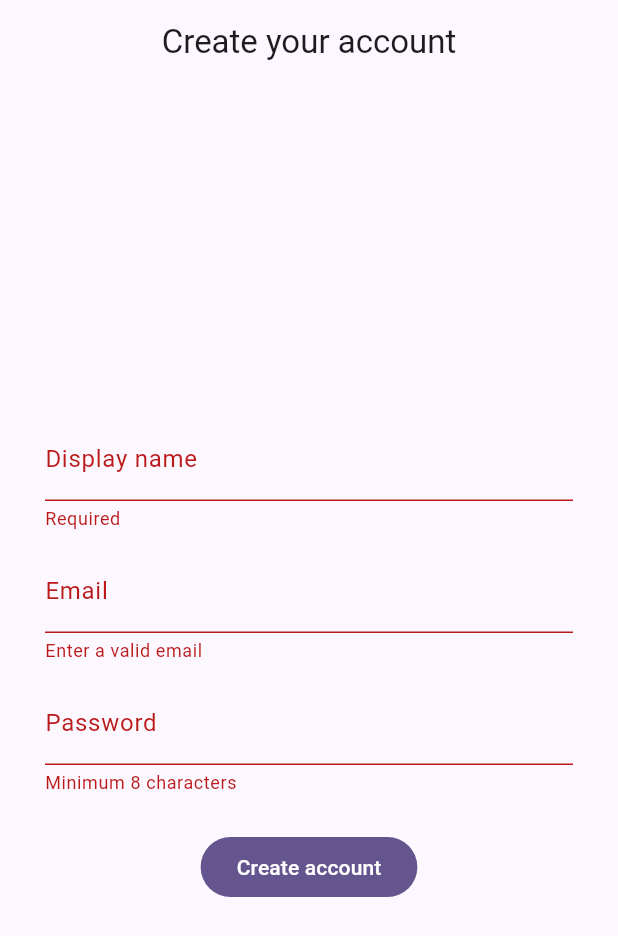
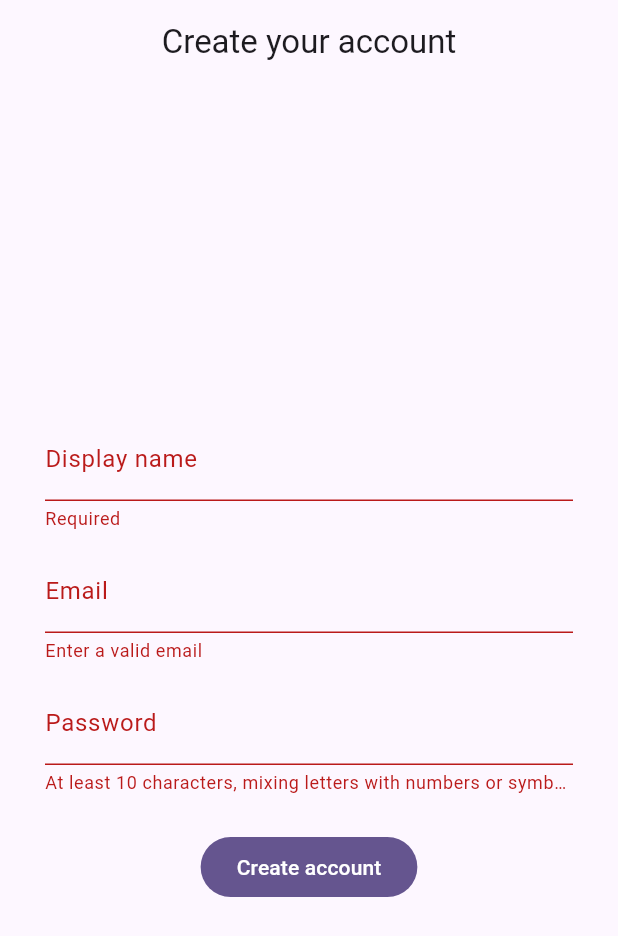
Before and after one commit to Dixen-Naxos/fitfolio, a Flutter app: the RegisterScreen screen opened by its route, after a tap on "Create account", on a phone screen of 412 x 824 dp. Shown: the top 936 px of the screen. Run offline on Flutter 3.47's test engine with Material 3 defaults, Android fonts, the phone set to English and light mode, and no system bars; our stand-ins replace dio, equatable, flutter_bloc, flutter_secure_storage, go_router, image_picker; accounts and stored records are empty; network calls fail.

Commit message:
feat(app): mirror server password policy on registration
Update the Flutter registration form to validate against the same policy the
API now enforces (min 10 chars, at least two character classes) instead of the
old min-8 rule, with a localized message (en/fr). The API stays authoritative
for the blocklist and identity checks.

Also parse FastAPI 422 validation bodies (detail is a list of {msg,...}) in
toApiException so those server-side policy rejections surface as a clean,
readable message instead of a stringified list.

```diff
--- a/app/lib/features/auth/presentation/register_screen.dart
+++ b/app/lib/features/auth/presentation/register_screen.dart
@@ -34,6 +34,25 @@ class _RegisterScreenState extends State<RegisterScreen> {
             displayName: _displayNameController.text.trim(),
           );
     }
+  }
+
+  // Mirrors the server-side password policy (api/app/core/passwords.py) so users get
+  // immediate feedback. The API remains authoritative (blocklist, identity checks).
+  String? _validatePassword(String? value, AppLocalizations l10n) {
+    final password = value ?? '';
+    if (password.length < 10) {
+      return l10n.passwordPolicyError;
+    }
+    final classes = [
+      RegExp(r'[a-z]'),
+      RegExp(r'[A-Z]'),
+      RegExp(r'[0-9]'),
+      RegExp(r'[^A-Za-z0-9]'),
+    ].where((pattern) => pattern.hasMatch(password)).length;
+    if (classes < 2) {
+      return l10n.passwordPolicyError;
+    }
+    return null;
   }
 
   @override
@@ -75,8 +94,7 @@ class _RegisterScreenState extends State<RegisterScreen> {
                       controller: _passwordController,
                       obscureText: true,
                       decoration: InputDecoration(labelText: l10n.password),
-                      validator: (value) =>
-                          (value == null || value.length < 8) ? l10n.passwordValidationError : null,
+                      validator: (value) => _validatePassword(value, l10n),
                     ),
                     const SizedBox(height: 24),
                     BlocBuilder<AuthCubit, AuthState>(
--- a/app/lib/l10n/app_localizations.dart
+++ b/app/lib/l10n/app_localizations.dart
@@ -27,6 +27,7 @@ abstract class AppLocalizations {
   String get emailValidationError;
   String get password;
   String get passwordValidationError;
+  String get passwordPolicyError;
   String get logIn;
   String get noAccountRegister;
 
@@ -123,6 +124,9 @@ class AppLocalizationsEn extends AppLocalizations {
   String get password => 'Password';
   @override
   String get passwordValidationError => 'Minimum 8 characters';
+  @override
+  String get passwordPolicyError =>
+      'At least 10 characters, mixing letters with numbers or symbols';
   @override
   String get logIn => 'Log in';
   @override
@@ -287,6 +291,9 @@ class AppLocalizationsFr extends AppLocalizations {
   @override
   String get passwordValidationError => 'Minimum 8 caractères';
   @override
+  String get passwordPolicyError =>
+      'Au moins 10 caractères, avec lettres et chiffres ou symboles';
+  @override
   String get logIn => 'Se connecter';
   @override
   String get noAccountRegister => 'Pas de compte ? Inscrivez-vous';
```
Also changed, not shown: app/lib/core/network/auth_interceptor.dart (+18 -1 lines).
